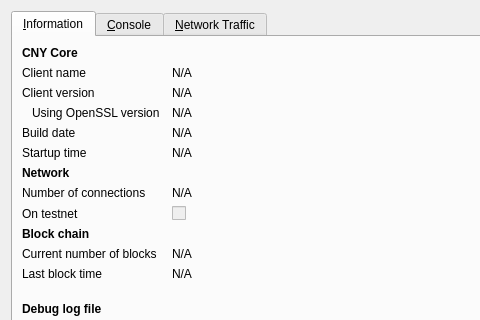
The window that src/qt/forms/rpcconsole.ui (biz2013/AXFunds) describes before a commit, drawn with Qt 5; both pictures show x 0 to 480 and y 0 to 320 of the 740 by 450 pixel window.
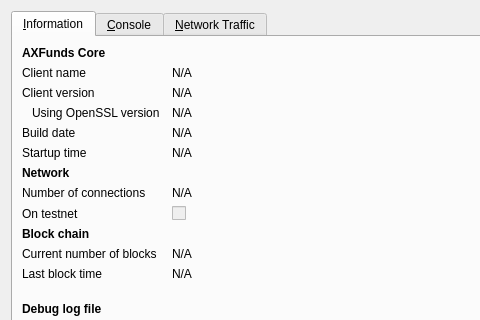
The same window after the commit. Icons and pictures are not drawn. Custom widgets are drawn as their Qt base class.

Patch:
```diff
--- a/src/qt/forms/rpcconsole.ui
+++ b/src/qt/forms/rpcconsole.ui
@@ -36,7 +36,7 @@
           </font>
          </property>
          <property name="text">
-          <string>CNY Core</string>
+          <string>AXFunds Core</string>
          </property>
         </widget>
        </item>
```
Left out of the diff: 6 changed lines with no effect on the pictures.
